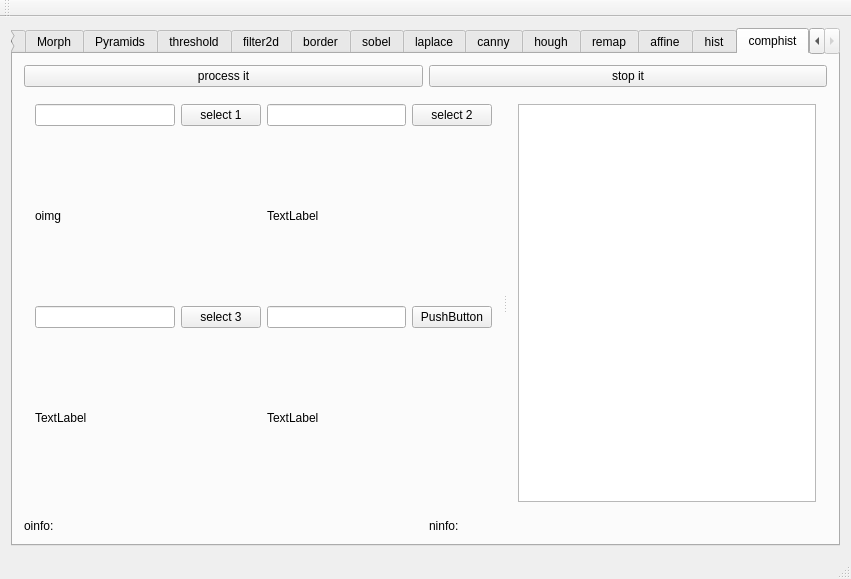
Above: uis/mainwindow.ui from kitech/nullimp before the change. Below: the same form after it.
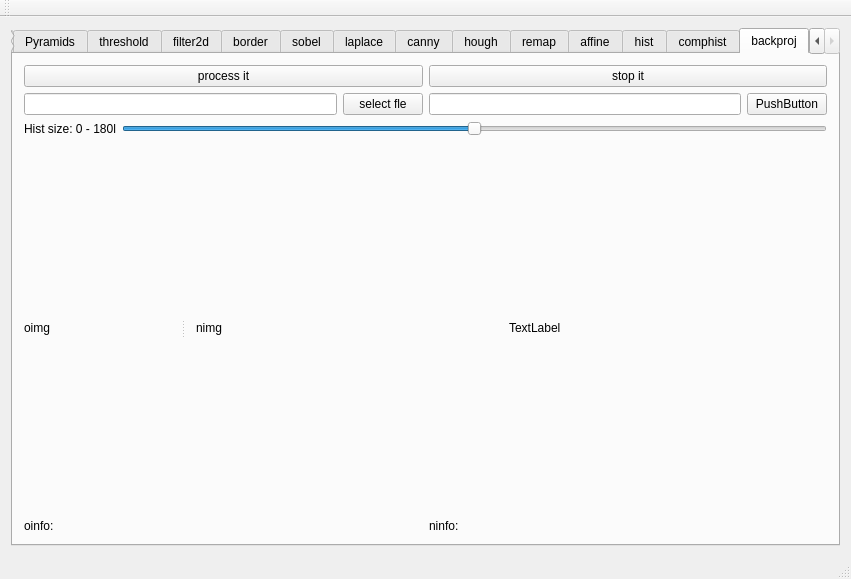
That is the form after the change.

```diff
--- a/uis/mainwindow.ui
+++ b/uis/mainwindow.ui
@@ -21,7 +21,7 @@
        <enum>QTabWidget::North</enum>
       </property>
       <property name="currentIndex">
-       <number>15</number>
+       <number>16</number>
       </property>
       <widget class="QWidget" name="tab">
        <attribute name="title">
@@ -2634,7 +2634,7 @@
           <property name="orientation">
            <enum>Qt::Horizontal</enum>
           </property>
-          <widget class="QWidget" name="">
+          <widget class="QWidget" name="layoutWidget_1">
            <layout class="QGridLayout" name="gridLayout_6">
             <item row="0" column="0">
              <layout class="QHBoxLayout" name="horizontalLayout_23">
@@ -2799,6 +2799,179 @@
         </item>
        </layout>
       </widget>
+      <widget class="QWidget" name="tab_17">
+       <attribute name="title">
+        <string>backproj</string>
+       </attribute>
+       <layout class="QVBoxLayout" name="verticalLayout_21">
+        <item>
+         <layout class="QVBoxLayout" name="verticalLayout_20">
+          <item>
+           <layout class="QHBoxLayout" name="horizontalLayout_88">
+            <item>
+             <widget class="QPushButton" name="pushButton_87">
+              <property name="text">
+               <string>process it</string>
+              </property>
+             </widget>
+            </item>
+            <item>
+             <widget class="QPushButton" name="pushButton_88">
+              <property name="text">
+               <string>stop it</string>
+              </property>
+             </widget>
+            </item>
+           </layout>
+          </item>
+          <item>
+           <layout class="QHBoxLayout" name="horizontalLayout_89">
+            <item>
+             <widget class="QLineEdit" name="lineEdit_43"/>
+            </item>
+            <item>
+             <widget class="QPushButton" name="pushButton_89">
+              <property name="text">
+               <string>select fle</string>
+              </property>
+             </widget>
+            </item>
+            <item>
+             <widget class="QLineEdit" name="lineEdit_44"/>
+            </item>
+            <item>
+             <widget class="QPushButton" name="pushButton_90">
+              <property name="text">
+               <string>PushButton</string>
+              </property>
+             </widget>
+            </item>
+           </layout>
+          </item>
+          <item>
+           <layout class="QHBoxLayout" name="horizontalLayout_91">
+            <item>
+             <widget class="QLabel" name="label_118">
+              <property name="text">
+               <string>Hist size: 0 - 180l</string>
+              </property>
+             </widget>
+            </item>
+            <item>
+             <widget class="QSlider" name="horizontalSlider_26">
+              <property name="maximum">
+               <number>180</number>
+              </property>
+              <property name="singleStep">
+               <number>1</number>
+              </property>
+              <property name="pageStep">
+               <number>10</number>
+              </property>
+              <property name="value">
+               <number>90</number>
+              </property>
+              <property name="orientation">
+               <enum>Qt::Horizontal</enum>
+              </property>
+             </widget>
+            </item>
+           </layout>
+          </item>
+          <item>
+           <widget class="QSplitter" name="splitter_22">
+            <property name="sizePolicy">
+             <sizepolicy hsizetype="Expanding" vsizetype="Expanding">
+              <horstretch>0</horstretch>
+              <verstretch>0</verstretch>
+             </sizepolicy>
+            </property>
+            <property name="orientation">
+             <enum>Qt::Horizontal</enum>
+            </property>
+            <widget class="QLabel" name="label_120">
+             <property name="sizePolicy">
+              <sizepolicy hsizetype="Preferred" vsizetype="Expanding">
+               <horstretch>0</horstretch>
+               <verstretch>0</verstretch>
+              </sizepolicy>
+             </property>
+             <property name="text">
+              <string>oimg</string>
+             </property>
+            </widget>
+            <widget class="QWidget" name="layoutWidget_31">
+             <layout class="QGridLayout" name="gridLayout_23">
+              <item row="0" column="0">
+               <widget class="QLabel" name="label_123">
+                <property name="sizePolicy">
+                 <sizepolicy hsizetype="Preferred" vsizetype="Preferred">
+                  <horstretch>0</horstretch>
+                  <verstretch>0</verstretch>
+                 </sizepolicy>
+                </property>
+                <property name="text">
+                 <string>nimg</string>
+                </property>
+               </widget>
+              </item>
+              <item row="0" column="1">
+               <widget class="QLabel" name="label_36">
+                <property name="text">
+                 <string>TextLabel</string>
+                </property>
+               </widget>
+              </item>
+             </layout>
+            </widget>
+           </widget>
+          </item>
+          <item>
+           <layout class="QHBoxLayout" name="horizontalLayout_92">
+            <item>
+             <widget class="QLabel" name="label_124">
+              <property name="sizePolicy">
+               <sizepolicy hsizetype="Preferred" vsizetype="Minimum">
+                <horstretch>0</horstretch>
+                <verstretch>0</verstretch>
+               </sizepolicy>
+              </property>
+              <property name="maximumSize">
+               <size>
+                <width>16777215</width>
+                <height>32</height>
+               </size>
+              </property>
+              <property name="text">
+               <string>oinfo:</string>
+              </property>
+             </widget>
+            </item>
+            <item>
+             <widget class="QLabel" name="label_125">
+              <property name="sizePolicy">
+               <sizepolicy hsizetype="Preferred" vsizetype="Minimum">
+                <horstretch>0</horstretch>
+                <verstretch>0</verstretch>
+               </sizepolicy>
+              </property>
+              <property name="maximumSize">
+               <size>
+                <width>16777215</width>
+                <height>32</height>
+               </size>
+              </property>
+              <property name="text">
+               <string>ninfo:</string>
+              </property>
+             </widget>
+            </item>
+           </layout>
+          </item>
+         </layout>
+        </item>
+       </layout>
+      </widget>
      </widget>
     </item>
    </layout>
```
